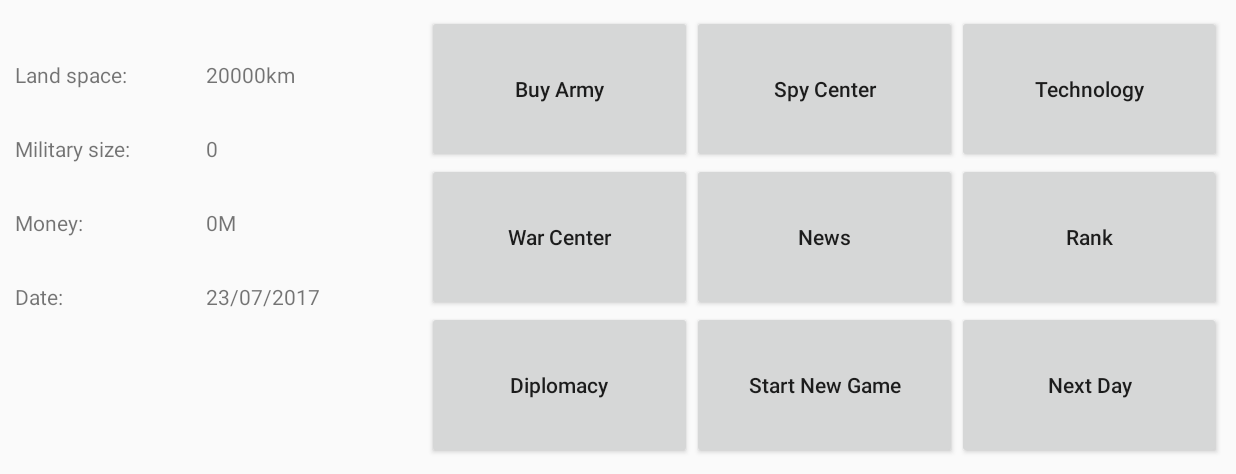
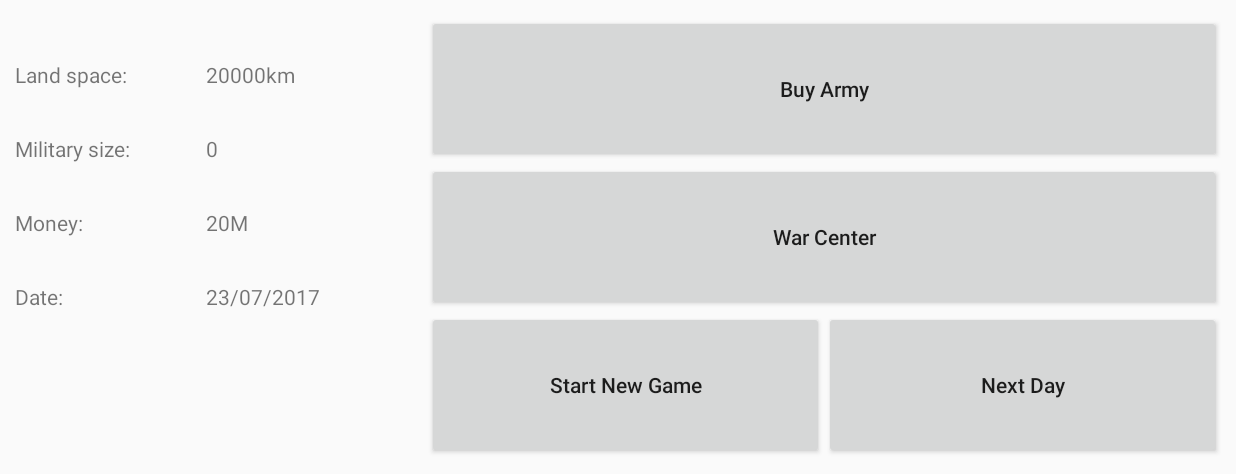
Before and after one commit to sunny778/ArmyWarFinal, an Android app: the MainFragment screen opened directly, with no data from a screen before it, on a phone screen of 824 x 412 dp (held sideways), the part 144-618 px from its top. Run offline under Robolectric (Android 15) with nearby library versions, the phone set to English and light mode, and no system bars; our stand-ins replace Firebase (no records; nobody signed in at launch, a user with empty details on screens opened directly); 1 statement that could not run was skipped.

Commit message:
fix bugs

```diff
--- a/app/build.gradle
+++ b/app/build.gradle
@@ -32,7 +32,9 @@ dependencies {
     compile 'com.squareup.picasso:picasso:2.5.2'
     compile 'com.android.support:recyclerview-v7:25.3.1'
     compile 'com.juanpabloprado:countrypicker:1.2.0'
+    compile 'com.github.mukeshsolanki:country-picker-android:1.1.7'
     testCompile 'junit:junit:4.12'
+
 }
 
 
--- a/app/src/main/java/com/example/sunny/restaurantapp/BuyArmyFragment.java
+++ b/app/src/main/java/com/example/sunny/restaurantapp/BuyArmyFragment.java
@@ -82,6 +82,7 @@ public class BuyArmyFragment extends Fragment {
             values.put(UserArmyDBHelper.COL_PRICE, armyItem.getPrice());
 
             getContext().getContentResolver().insert(ArmyProvider.CONTENT_LEBANON_URI, values);
+            getContext().getContentResolver().insert(ArmyProvider.CONTENT_IRAN_URI, values);
             getContext().getContentResolver().insert(ArmyProvider.CONTENT_URI, values);
         }
     }
--- a/app/src/main/java/com/example/sunny/restaurantapp/BuyListAdapter.java
+++ b/app/src/main/java/com/example/sunny/restaurantapp/BuyListAdapter.java
@@ -163,7 +163,8 @@ public class BuyListAdapter extends RecyclerView.Adapter<BuyListAdapter.BuyListH
 
         ContentValues values = new ContentValues();
         values.put(UserArmyDBHelper.COL_QUANTITY, quantity);
-        context.getContentResolver().update(ArmyProvider.CONTENT_URI, values, UserArmyDBHelper.COL_ID + "=" + itemId, null);
+        int counter = context.getContentResolver().update(ArmyProvider.CONTENT_URI, values, UserArmyDBHelper.COL_ID + "=" + itemId, null);
+        Toast.makeText(context, counter + "", Toast.LENGTH_SHORT).show();
     }
 
     public int getOwnQuantityItem(int itemId){
--- a/app/src/main/java/com/example/sunny/restaurantapp/CreateArmyActivity.java
+++ b/app/src/main/java/com/example/sunny/restaurantapp/CreateArmyActivity.java
@@ -2,6 +2,9 @@ package com.example.sunny.restaurantapp;
 
 import android.support.v7.app.AppCompatActivity;
 import android.os.Bundle;
+
+import com.juanpabloprado.countrypicker.CountryPicker;
+import com.juanpabloprado.countrypicker.CountryPickerListener;
 
 public class CreateArmyActivity extends AppCompatActivity {
 
@@ -9,5 +12,7 @@ public class CreateArmyActivity extends AppCompatActivity {
     protected void onCreate(Bundle savedInstanceState) {
         super.onCreate(savedInstanceState);
         setContentView(R.layout.activity_create_army);
+
     }
+
 }
--- a/app/src/main/java/com/example/sunny/restaurantapp/UserArmyDBHelper.java
+++ b/app/src/main/java/com/example/sunny/restaurantapp/UserArmyDBHelper.java
@@ -3,6 +3,10 @@ package com.example.sunny.restaurantapp;
 import android.content.Context;
 import android.database.sqlite.SQLiteDatabase;
 import android.database.sqlite.SQLiteOpenHelper;
+
+import java.util.ArrayList;
+
+import static java.security.AccessController.getContext;
 
 /**
  * Created by Sunny on 05/07/2017.
--- a/app/src/main/java/com/example/sunny/restaurantapp/WarCenterFragment.java
+++ b/app/src/main/java/com/example/sunny/restaurantapp/WarCenterFragment.java
@@ -140,7 +140,6 @@ public class WarCenterFragment extends Fragment implements View.OnClickListener
 
                 @Override
                 public void onFinish() {
-//                    getActivity().finish();
                     Intent intent = new Intent(getContext(), StartGameActivity.class);
                     startActivity(intent);
                 }
--- a/app/src/main/res/layout/fragment_main.xml
+++ b/app/src/main/res/layout/fragment_main.xml
@@ -126,21 +126,6 @@
                 android:text="@string/button_buy_army"
                 android:textAllCaps="false" />
 
-            <Button
-                android:id="@+id/buttonSpy"
-                android:layout_width="match_parent"
-                android:layout_height="match_parent"
-                android:layout_weight="1"
-                android:text="Spy Center"
-                android:textAllCaps="false" />
-
-            <Button
-                android:id="@+id/buttonTech"
-                android:layout_width="match_parent"
-                android:layout_height="match_parent"
-                android:layout_weight="1"
-                android:text="Technology"
-                android:textAllCaps="false" />
         </LinearLayout>
 
         <LinearLayout
@@ -157,21 +142,6 @@
                 android:text="@string/button_war_center"
                 android:textAllCaps="false" />
 
-            <Button
-                android:id="@+id/buttonNews"
-                android:layout_width="match_parent"
-                android:layout_height="match_parent"
-                android:layout_weight="1"
-                android:text="News"
-                android:textAllCaps="false" />
-
-            <Button
-                android:id="@+id/buttonRank"
-                android:layout_width="match_parent"
-                android:layout_height="match_parent"
-                android:layout_weight="1"
-                android:text="Rank"
-                android:textAllCaps="false" />
         </LinearLayout>
 
         <LinearLayout
@@ -179,14 +149,6 @@
             android:layout_height="wrap_content"
             android:layout_weight="1"
             android:orientation="horizontal">
-
-            <Button
-                android:id="@+id/buttonDiplomacy"
-                android:layout_width="match_parent"
-                android:layout_height="match_parent"
-                android:layout_weight="1"
-                android:text="Diplomacy"
-                android:textAllCaps="false" />
 
             <Button
                 android:id="@+id/buttonNewGame"
--- a/build.gradle
+++ b/build.gradle
@@ -10,12 +10,14 @@ buildscript {
         // NOTE: Do not place your application dependencies here; they belong
         // in the individual module build.gradle files
         classpath 'com.google.gms:google-services:3.0.0'
+
     }
 }
 
 allprojects {
     repositories {
         jcenter()
+        maven { url "https://jitpack.io" }
     }
 }
 
```
Also changed, not shown: app/src/main/java/com/example/sunny/restaurantapp/MainFragment.java (+23 -26 lines), app/src/main/java/com/example/sunny/restaurantapp/UserMainPageActivity.java (+21 -2 lines).
